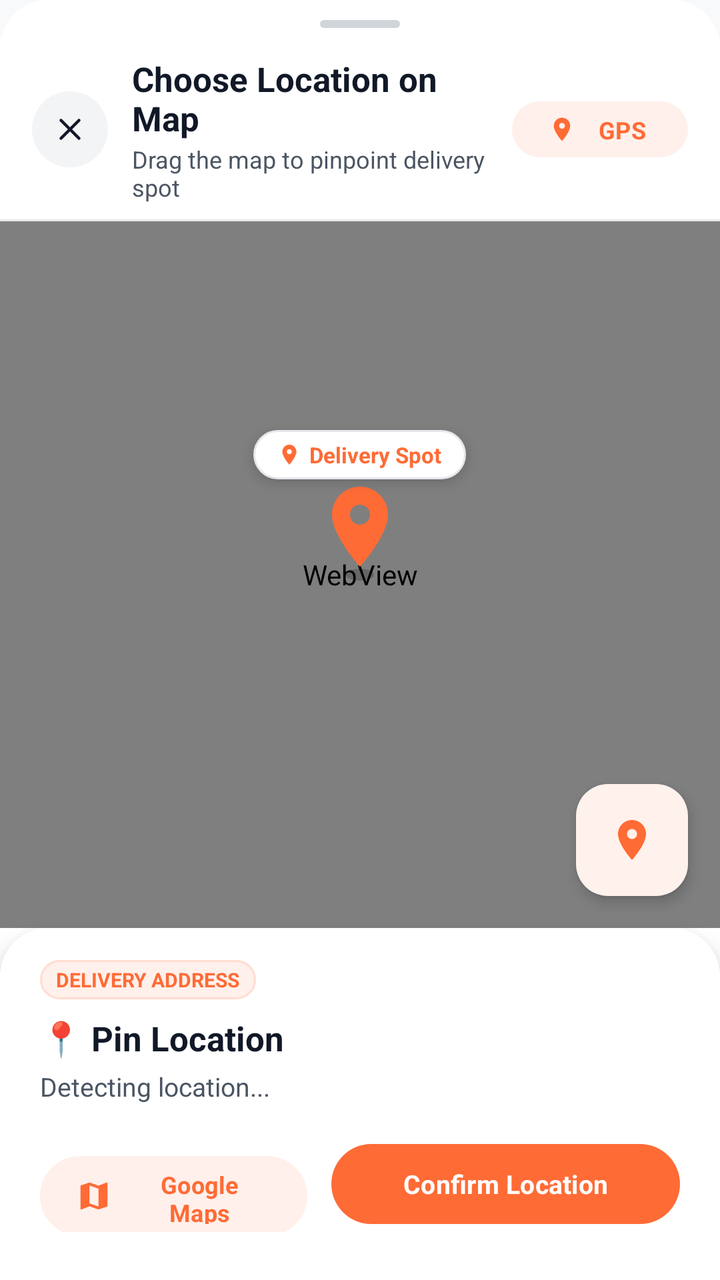
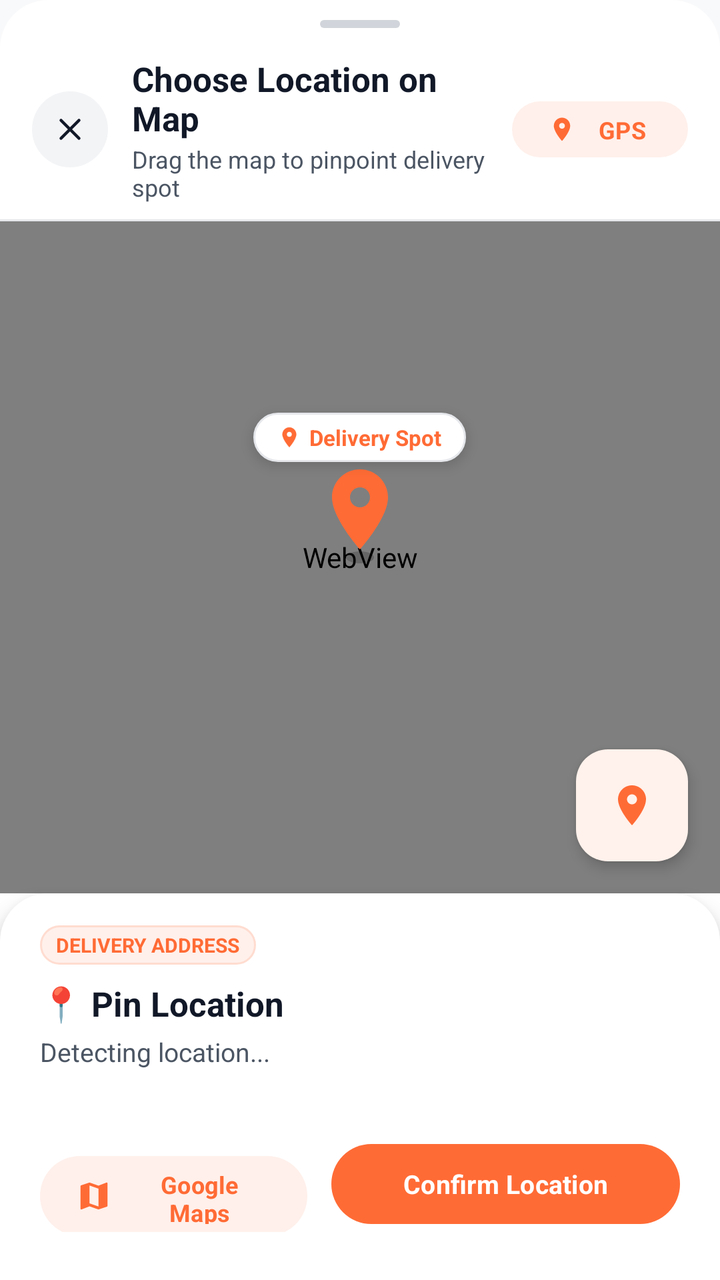

Before-and-after screenshots of an Android layout around one commit, followed by the original layout XML and the change that was made.
<!-- AndroidManifest.xml: application theme Theme.AKRHunger -->
<!-- res/layout/dialog_map_picker.xml -->
<?xml version="1.0" encoding="utf-8"?>
<LinearLayout xmlns:android="http://schemas.android.com/apk/res/android"
    xmlns:app="http://schemas.android.com/apk/res-auto"
    android:layout_width="match_parent"
    android:layout_height="match_parent"
    android:background="@drawable/bg_map_card_top"
    android:orientation="vertical">

    
    <View
        android:layout_width="40dp"
        android:layout_height="4dp"
        android:layout_gravity="center_horizontal"
        android:layout_marginTop="10dp"
        android:layout_marginBottom="6dp"
        android:background="@drawable/bg_drag_handle" />

    
    <LinearLayout
        android:layout_width="match_parent"
        android:layout_height="wrap_content"
        android:gravity="center_vertical"
        android:orientation="horizontal"
        android:paddingHorizontal="16dp"
        android:paddingVertical="8dp">

        <FrameLayout
            android:id="@+id/btn_close_map"
            android:layout_width="38dp"
            android:layout_height="38dp"
            android:background="@drawable/bg_icon_circle_gray"
            android:clickable="true"
            android:focusable="true"
            android:foreground="?attr/selectableItemBackgroundBorderless">

            <ImageView
                android:layout_width="18dp"
                android:layout_height="18dp"
                android:layout_gravity="center"
                android:src="@drawable/ic_close"
                app:tint="@color/text_primary" />
        </FrameLayout>

        <LinearLayout
            android:layout_width="0dp"
            android:layout_height="wrap_content"
            android:layout_marginStart="12dp"
            android:layout_weight="1"
            android:orientation="vertical">

            <TextView
                android:layout_width="wrap_content"
                android:layout_height="wrap_content"
                android:text="Choose Location on Map"
                android:textColor="@color/text_primary"
                android:textSize="17sp"
                android:textStyle="bold" />

            <TextView
                android:layout_width="wrap_content"
                android:layout_height="wrap_content"
                android:layout_marginTop="1dp"
                android:text="Drag the map to pinpoint delivery spot"
                android:textColor="@color/text_secondary"
                android:textSize="12sp" />
        </LinearLayout>

        
        <com.google.android.material.button.MaterialButton
            android:id="@+id/btn_header_gps"
            style="@style/Widget.AKR.Button.PillSoft"
            android:layout_width="wrap_content"
            android:layout_height="36dp"
            android:paddingHorizontal="12dp"
            android:text="GPS"
            android:textSize="12sp"
            app:icon="@drawable/ic_location"
            app:iconSize="14dp"
            app:iconTint="@color/primary" />
    </LinearLayout>

    <View
        android:layout_width="match_parent"
        android:layout_height="1dp"
        android:background="@color/divider_hairline" />

    
    <FrameLayout
        android:id="@+id/fl_map_container"
        android:layout_width="match_parent"
        android:layout_height="0dp"
        android:layout_weight="1">

        <WebView
            android:id="@+id/web_view_map"
            android:layout_width="match_parent"
            android:layout_height="match_parent" />

        
        <View
            android:id="@+id/view_pin_shadow"
            android:layout_width="14dp"
            android:layout_height="6dp"
            android:layout_gravity="center"
            android:background="@drawable/bg_pin_shadow"
            android:clickable="false"
            android:focusable="false" />

        
        <ImageView
            android:id="@+id/iv_center_pin"
            android:layout_width="48dp"
            android:layout_height="48dp"
            android:layout_gravity="center"
            android:layout_marginBottom="24dp"
            android:clickable="false"
            android:focusable="false"
            android:src="@drawable/ic_location"
            app:tint="@color/primary" />

        
        <LinearLayout
            android:layout_width="wrap_content"
            android:layout_height="wrap_content"
            android:layout_gravity="center"
            android:layout_marginBottom="60dp"
            android:background="@drawable/bg_pill_white"
            android:elevation="4dp"
            android:gravity="center"
            android:orientation="horizontal"
            android:paddingHorizontal="12dp"
            android:paddingVertical="5dp">

            <ImageView
                android:layout_width="12dp"
                android:layout_height="12dp"
                android:src="@drawable/ic_location"
                app:tint="@color/primary" />

            <TextView
                android:layout_width="wrap_content"
                android:layout_height="wrap_content"
                android:layout_marginStart="4dp"
                android:text="Delivery Spot"
                android:textColor="@color/primary"
                android:textSize="11sp"
                android:textStyle="bold" />
        </LinearLayout>

        
        <com.google.android.material.floatingactionbutton.FloatingActionButton
            android:id="@+id/fab_my_location"
            android:layout_width="wrap_content"
            android:layout_height="wrap_content"
            android:layout_gravity="bottom|end"
            android:layout_marginEnd="16dp"
            android:layout_marginBottom="16dp"
            android:contentDescription="Locate Me"
            android:src="@drawable/ic_location"
            app:backgroundTint="@color/surface"
            app:elevation="4dp"
            app:fabSize="mini"
            app:tint="@color/primary" />

        
        <ProgressBar
            android:id="@+id/map_progress"
            android:layout_width="40dp"
            android:layout_height="40dp"
            android:layout_gravity="center"
            android:indeterminateTint="@color/primary"
            android:visibility="gone" />
    </FrameLayout>

    
    <LinearLayout
        android:layout_width="match_parent"
        android:layout_height="wrap_content"
        android:background="@drawable/bg_map_card_top"
        android:elevation="8dp"
        android:orientation="vertical"
        android:paddingHorizontal="20dp"
        android:paddingTop="16dp"
        android:paddingBottom="24dp">

        
        <LinearLayout
            android:layout_width="match_parent"
            android:layout_height="wrap_content"
            android:gravity="center_vertical"
            android:orientation="horizontal">

            <TextView
                android:layout_width="wrap_content"
                android:layout_height="wrap_content"
                android:background="@drawable/bg_pill_soft"
                android:paddingHorizontal="8dp"
                android:paddingVertical="3dp"
                android:text="DELIVERY ADDRESS"
                android:textColor="@color/primary"
                android:textSize="10sp"
                android:textStyle="bold" />

            <View
                android:layout_width="0dp"
                android:layout_height="1dp"
                android:layout_weight="1" />

            <ProgressBar
                android:id="@+id/pb_geocoding"
                android:layout_width="16dp"
                android:layout_height="16dp"
                android:indeterminateTint="@color/primary"
                android:visibility="gone" />
        </LinearLayout>

        
        <TextView
            android:id="@+id/tv_picked_address_title"
            android:layout_width="match_parent"
            android:layout_height="wrap_content"
            android:layout_marginTop="8dp"
            android:ellipsize="end"
            android:maxLines="1"
            android:text="📍 Pin Location"
            android:textColor="@color/text_primary"
            android:textSize="17sp"
            android:textStyle="bold" />

        
        <TextView
            android:id="@+id/tv_picked_address_desc"
            android:layout_width="match_parent"
            android:layout_height="wrap_content"
            android:layout_marginTop="4dp"
            android:ellipsize="end"
            android:lineSpacingExtra="2dp"
            android:maxLines="3"
            android:text="Detecting location..."
            android:textColor="@color/text_secondary"
            android:textSize="13sp" />

        
        <LinearLayout
            android:layout_width="match_parent"
            android:layout_height="wrap_content"
            android:layout_marginTop="16dp"
            android:orientation="horizontal">

            <com.google.android.material.button.MaterialButton
                android:id="@+id/btn_open_external_map"
                style="@style/Widget.AKR.Button.PillSoft"
                android:layout_width="0dp"
                android:layout_height="48dp"
                android:layout_marginEnd="6dp"
                android:layout_weight="1"
                android:text="Google Maps"
                android:textSize="12sp"
                app:icon="@drawable/ic_map"
                app:iconTint="@color/primary" />

            <com.google.android.material.button.MaterialButton
                android:id="@+id/btn_confirm_location"
                style="@style/Widget.AKR.Button.Pill"
                android:layout_width="0dp"
                android:layout_height="48dp"
                android:layout_marginStart="6dp"
                android:layout_weight="1.3"
                android:text="Confirm Location"
                android:textSize="13sp"
                android:textStyle="bold"
                app:backgroundTint="@color/primary" />
        </LinearLayout>
    </LinearLayout>
</LinearLayout>
<!-- resources referenced by this layout -->
<resources>
  <color name="divider_hairline">#E5E7EB</color>
  <color name="primary">#FF6B35</color>
  <color name="surface">#FFFFFF</color>
  <color name="text_primary">#111827</color>
  <color name="text_secondary">#4B5563</color>
  <!-- drawable bg_drag_handle (drawable) -->
  <?xml version="1.0" encoding="utf-8"?>
  <shape xmlns:android="http://schemas.android.com/apk/res/android"
      android:shape="rectangle">
      <corners android:radius="4dp" />
      <solid android:color="#D1D5DB" />
  </shape>
  <!-- drawable bg_icon_circle_gray (drawable) -->
  <?xml version="1.0" encoding="utf-8"?>
  <shape xmlns:android="http://schemas.android.com/apk/res/android"
      android:shape="oval">
      <solid android:color="@color/surface_variant" />
  </shape>
  <!-- drawable bg_pin_shadow (drawable) -->
  <?xml version="1.0" encoding="utf-8"?>
  <shape xmlns:android="http://schemas.android.com/apk/res/android"
      android:shape="oval">
      <solid android:color="#33000000" />
  </shape>
  <color name="surface_variant">#F3F4F6</color>
  <color name="primary_15">#26FF6B35</color>
  <color name="primary_tint">#FFF0EB</color>
  <color name="primary_tint_border">#FFDCD0</color>
  <color name="primary_10">#1AFF6B35</color>
  <color name="card_border_subtle">#E5E7EB</color>
  <color name="on_primary">#FFFFFF</color>
  <color name="primary_dark">#E55A25</color>
  <color name="secondary">#F59E0B</color>
  <color name="on_secondary">#111827</color>
  <color name="background">#F8F9FA</color>
  <color name="on_surface">#111827</color>
  <style name="ThemeOverlay.AKR.BottomSheetDialog" parent="ThemeOverlay.Material3.BottomSheetDialog">
          <item name="bottomSheetStyle">@style/Widget.AKR.BottomSheet</item>
      </style>
  <style name="ShapeAppearance.AKR.Dialog" parent="">
          <item name="cornerFamily">rounded</item>
          <item name="cornerSize">24dp</item>
      </style>
  <style name="TextAppearance.AKR.Dialog.Title" parent="MaterialAlertDialog.Material3.Title.Text">
          <item name="android:textColor">@color/text_primary</item>
          <item name="android:textSize">19sp</item>
          <item name="android:fontFamily">sans-serif-black</item>
      </style>
  <style name="TextAppearance.AKR.Dialog.Body" parent="MaterialAlertDialog.Material3.Body.Text">
          <item name="android:textColor">@color/text_secondary</item>
          <item name="android:textSize">14sp</item>
          <item name="android:fontFamily">sans-serif</item>
          <item name="android:lineSpacingMultiplier">1.3</item>
      </style>
  <style name="Widget.AKR.Dialog.Button.Positive" parent="Widget.Material3.Button.TextButton.Dialog">
          <item name="android:textColor">@color/primary</item>
          <item name="android:fontFamily">sans-serif-bold</item>
          <item name="android:textSize">13.5sp</item>
          <item name="android:textAllCaps">false</item>
          <item name="cornerRadius">18dp</item>
      </style>
  <style name="Widget.AKR.Dialog.Button.Neutral" parent="Widget.Material3.Button.TextButton.Dialog">
          <item name="android:textColor">@color/info</item>
          <item name="android:fontFamily">sans-serif-bold</item>
          <item name="android:textSize">13.5sp</item>
          <item name="android:textAllCaps">false</item>
          <item name="cornerRadius">18dp</item>
      </style>
  <style name="Widget.AKR.BottomSheet" parent="Widget.Material3.BottomSheet">
          <item name="shapeAppearanceOverlay">@style/ShapeAppearance.AKR.BottomSheet</item>
          <item name="backgroundTint">@color/surface</item>
      </style>
  <color name="info">#3B82F6</color>
  <style name="ShapeAppearance.AKR.BottomSheet" parent="">
          <item name="cornerFamily">rounded</item>
          <item name="cornerSizeTopLeft">28dp</item>
          <item name="cornerSizeTopRight">28dp</item>
      </style>
  <!-- unchanged entries left out for length: 11 -->
</resources>

<!-- the commit's change to res/layout/dialog_map_picker.xml (unified diff, before → after) -->
@@ -235,6 +235,7 @@
             android:layout_marginTop="4dp"
             android:ellipsize="end"
             android:lineSpacingExtra="2dp"
+            android:minLines="2"
             android:maxLines="3"
             android:text="Detecting location..."
             android:textColor="@color/text_secondary"
